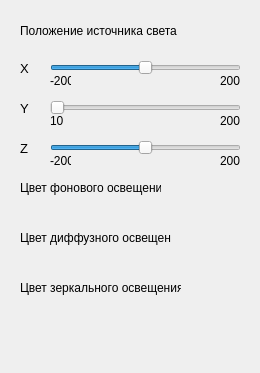
Before: the Qt Designer form waterProj/settingswindow.ui in dayannn/water, drawn with Qt 5.
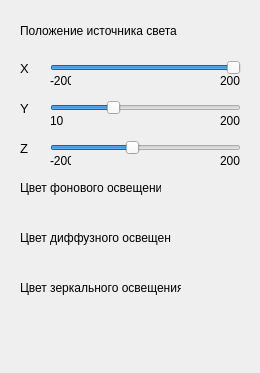
After: the same form once the commit is applied. Custom widgets are drawn as their Qt base class.

The edit to the form file:
```diff
--- a/waterProj/settingswindow.ui
+++ b/waterProj/settingswindow.ui
@@ -28,6 +28,9 @@
    <property name="maximum">
     <number>200</number>
    </property>
+   <property name="value">
+    <number>200</number>
+   </property>
    <property name="orientation">
     <enum>Qt::Horizontal</enum>
    </property>
@@ -47,6 +50,9 @@
    <property name="maximum">
     <number>200</number>
    </property>
+   <property name="value">
+    <number>70</number>
+   </property>
    <property name="orientation">
     <enum>Qt::Horizontal</enum>
    </property>
@@ -66,6 +72,9 @@
    <property name="maximum">
     <number>200</number>
    </property>
+   <property name="value">
+    <number>-30</number>
+   </property>
    <property name="orientation">
     <enum>Qt::Horizontal</enum>
    </property>
```
Left out of the diff: 2 changed lines with no effect on the pictures.
